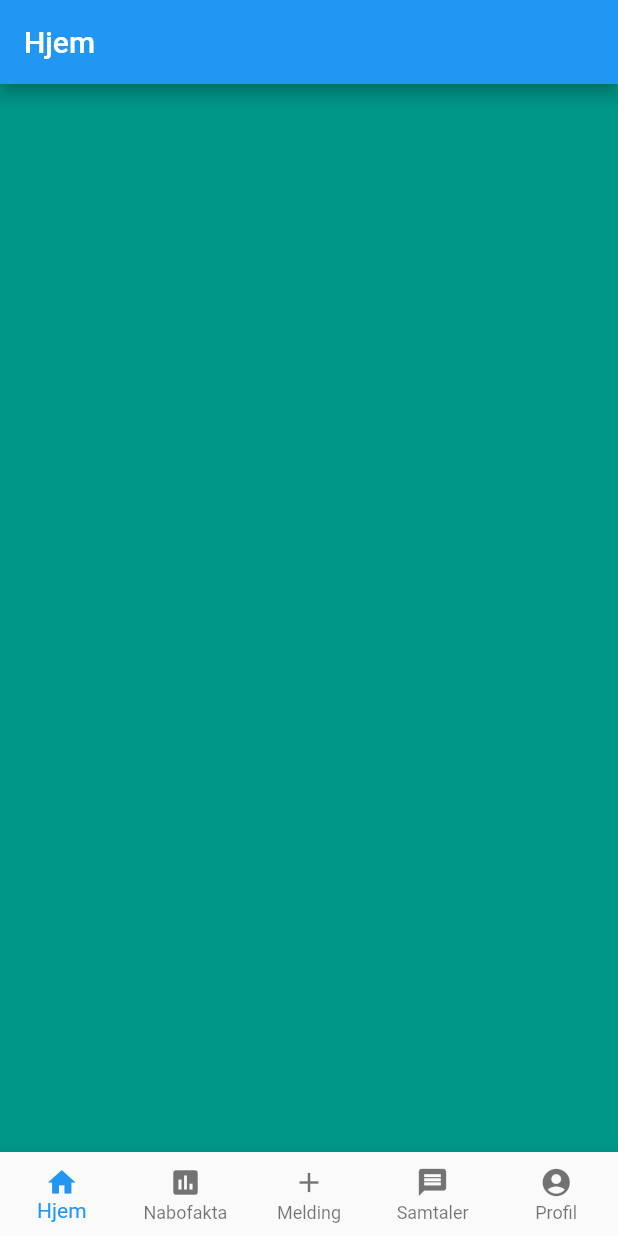
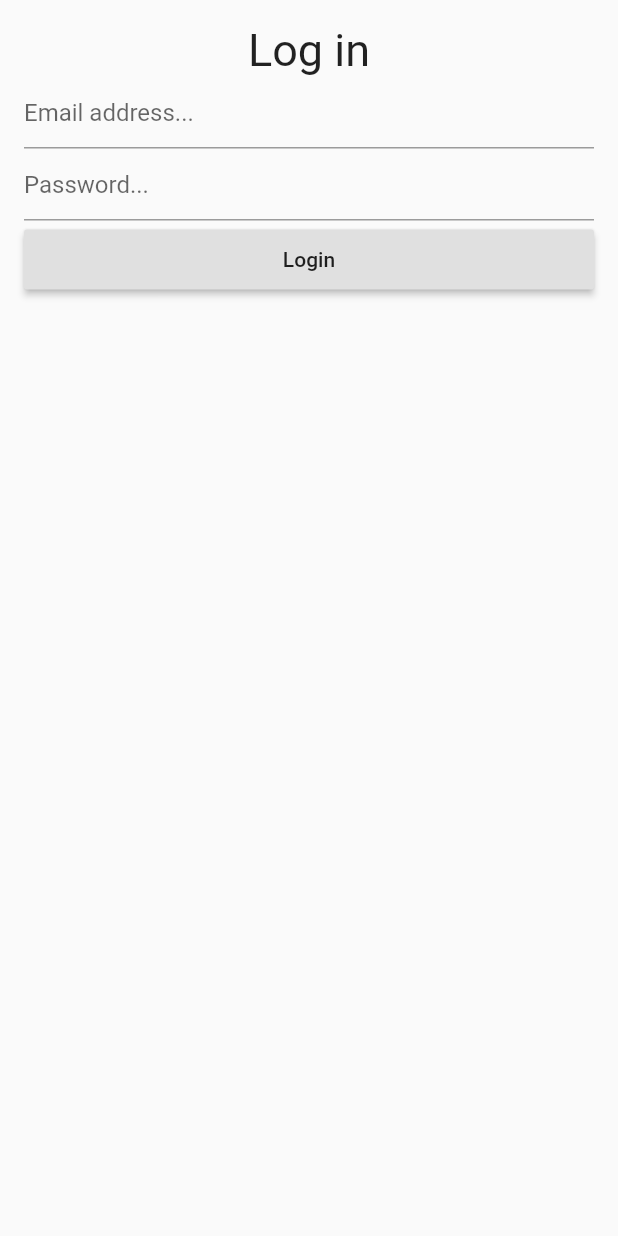
Before and after one commit to Mangern/NaboHjelp, a Flutter app: the screen it shows after launch, on a phone screen of 412 x 824 dp. Run offline on Flutter 3.47's test engine with Material 2 defaults, Android fonts, the phone set to English and light mode, and no system bars.

Commit message:
Implemented login screen + routes

```diff
--- a/lib/main.dart
+++ b/lib/main.dart
@@ -1,8 +1,10 @@
 import 'package:flutter/material.dart';
 import 'package:flutter/cupertino.dart';
+import 'package:nabo_hjelp/routes.dart';
 import 'package:nabo_hjelp/screens/conversations.dart';
 import 'package:nabo_hjelp/screens/facts.dart';
 import 'package:nabo_hjelp/screens/home.dart';
+import 'package:nabo_hjelp/screens/login.dart';
 import 'package:nabo_hjelp/screens/message.dart';
 import 'package:nabo_hjelp/screens/profile.dart';
 
@@ -27,23 +29,23 @@ class App extends StatelessWidget {
         primarySwatch: Colors.blue,
         accentColor: Colors.teal,
       ),
-      home: MainPage(),
+      routes: routes,
     );
   }
 }
 
-class MainPage extends StatefulWidget {
-  MainPage({Key key}) : super(key: key);
+class MainScreen extends StatefulWidget {
+  MainScreen({Key key}) : super(key: key);
 
   @override
   State<StatefulWidget> createState() {
-    return MainPageState();
+    return MainScreenState();
   }
 }
 
 
 // Will pretty much only handle navigation with bottom nav bar
-class MainPageState extends State<MainPage> {
+class MainScreenState extends State<MainScreen> {
   int currentIndex = 0;
 
   static Text navText(String text) => Text(text, style: TextStyle(color: Colors.black, fontSize: 12,),);
--- /dev/null
+++ b/lib/routes.dart
@@ -0,0 +1,9 @@
+import 'package:flutter/material.dart';
+import 'package:nabo_hjelp/screens/login.dart';
+import 'package:nabo_hjelp/main.dart';
+
+final routes = {
+  '/login':         (BuildContext context) => LoginScreen(),
+  '/':              (BuildContext context) => LoginScreen(),
+  '/main':         (BuildContext context) => MainScreen(),
+};
--- /dev/null
+++ b/lib/screens/login.dart
@@ -0,0 +1,60 @@
+import 'package:flutter/material.dart';
+
+
+class LoginScreen extends StatefulWidget {
+  @override
+  State<StatefulWidget> createState() {
+    return LoginScreenState();
+  }
+}
+
+class LoginScreenState extends State<LoginScreen> {
+  @override
+  Widget build(BuildContext context) {
+    return Scaffold(
+      body: Container(
+        padding: const EdgeInsets.all(16.0),
+        child: Form(
+          child: Column(
+            children: <Widget>[
+              Text(
+                "Log in",
+                style: TextStyle(
+                  fontSize: 30.0,
+
+                ),
+                textAlign: TextAlign.left,
+              ),
+              TextFormField(
+                decoration: InputDecoration(
+                    hintText: "Email address..."
+                ),
+                keyboardType: TextInputType.emailAddress,
+                autovalidate: true,
+              ),
+              TextFormField(
+                decoration: InputDecoration(
+                  hintText: "Password...",
+                ),
+                keyboardType: TextInputType.text,
+                obscureText: true,
+                autovalidate: true,
+              ),
+              SizedBox(height: 6.0,),
+              ConstrainedBox(
+                constraints: BoxConstraints.expand(height: 40.0),
+                child: RaisedButton(
+                  onPressed: () {
+                    Navigator.of(context).pushReplacementNamed("/main");
+                  },
+                  child: Text("Login"),
+                ),
+              )
+            ],
+          ),
+        ),
+      ),
+    );
+  }
+
+}
--- a/lib/screens/message.dart
+++ b/lib/screens/message.dart
@@ -27,13 +27,12 @@ class MessageScreen extends StatelessWidget {
             onTap: () {
 
             },
-
             child: GridTile(
               child: _navigationItems[i],
               footer: i < _navigationItems.length -1 ?
                 Padding(
                   padding: const EdgeInsets.only(left: 16.0, right: 16.0),
-                  child: Divider(),
+                  child: Divider(height: 1.0,),
                 ) :
                 SizedBox(height: 0.0,),
             ),
--- a/lib/screens/profile.dart
+++ b/lib/screens/profile.dart
@@ -14,8 +14,12 @@ class ProfileScreenState extends State<ProfileScreen> {
       appBar: AppBar(
         title: Text("Profil"),
       ),
-      body: Container(
-        color: Colors.green,
+      body: RaisedButton(
+        onPressed: () {
+          // TODO: Logout code
+          Navigator.of(context).pushReplacementNamed("/login");
+        },
+        child: Text("Log out"),
       ),
     );
   }
--- a/pubspec.yaml
+++ b/pubspec.yaml
@@ -19,6 +19,11 @@ dependencies:
   # The following adds the Cupertino Icons font to your application.
   # Use with the CupertinoIcons class for iOS style icons.
   cupertino_icons: ^0.1.2
+
+  firebase_core: ^0.2.5
+  firebase_analytics: ^1.0.4
+  google_sign_in: ^3.2.4
+  firebase_auth: 0.6.6
 
 dev_dependencies:
   flutter_test:
```
Also changed, not shown: 4 other files.
